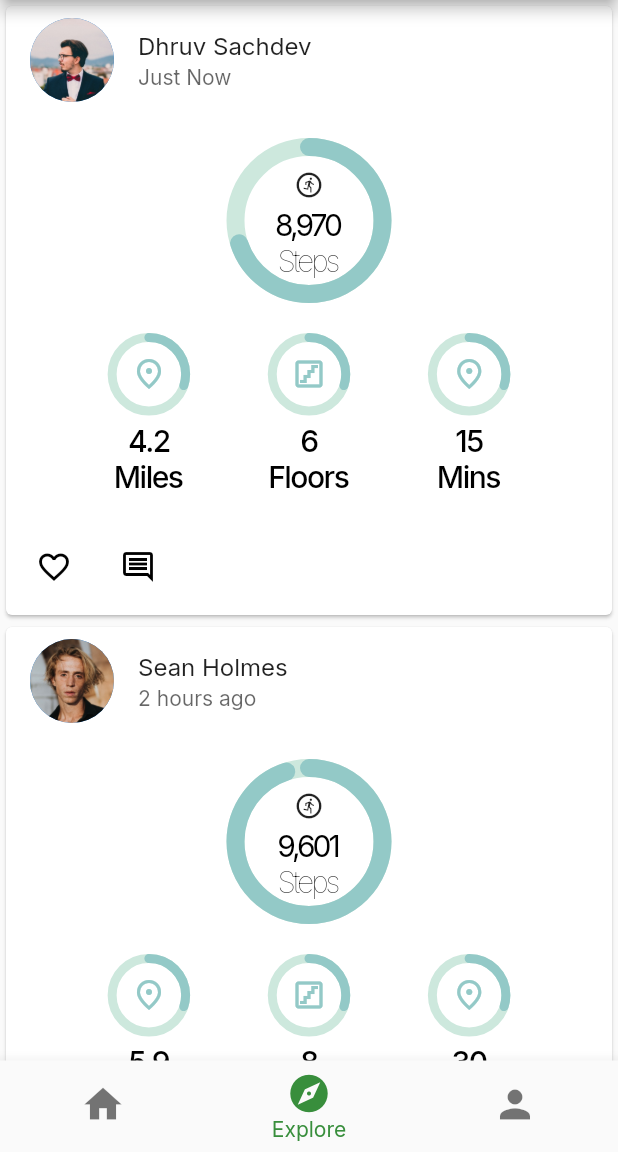
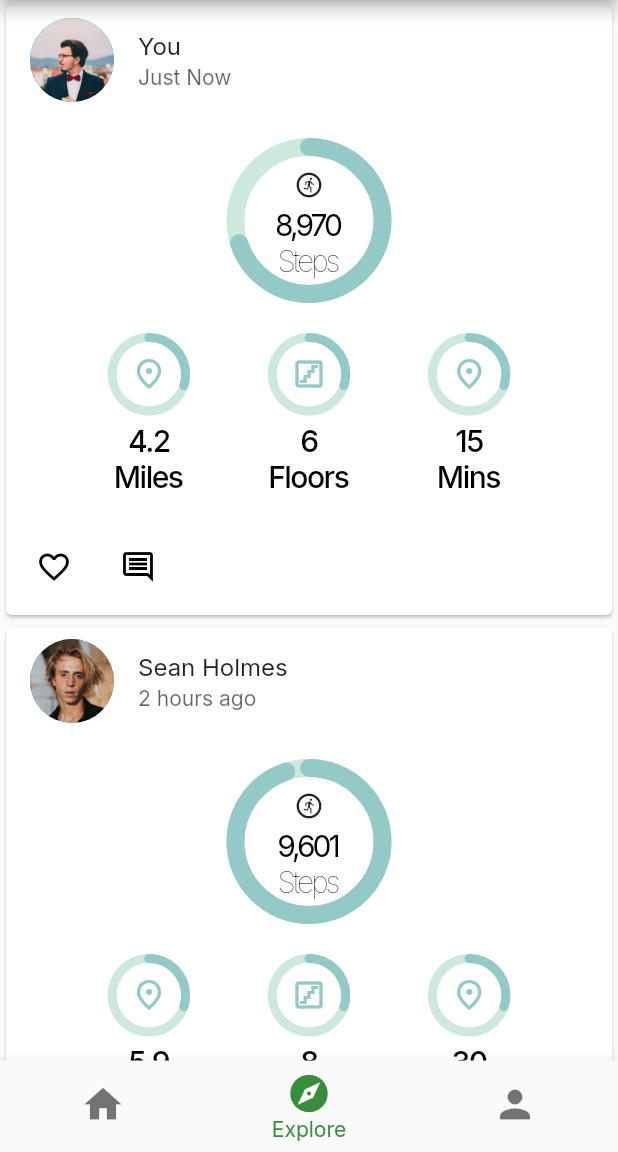
Before and after one commit to Dhruv-Sachdev1313/fitgram, a Flutter app: the ExplorePage screen opened by its route, on a phone screen of 412 x 824 dp, the part 84-1236 px from its top. Run offline on Flutter 3.47's test engine with Material 2 defaults, Android fonts, the light colour scheme and no system bars; drawn by our look-alikes of percent_indicator; our stand-ins replace carousel_slider, google_fonts; Roboto replaces fonts that are missing (inter).

Commit message:
explore changes
Signed-off-by: Dhruv-Sachdev1313 <dhruvhsachdev@gmail.com>

```diff
--- a/lib/screens/ExplorePage.dart
+++ b/lib/screens/ExplorePage.dart
@@ -83,7 +83,7 @@ class _ExplorePageState extends State<ExplorePage> {
                               backgroundImage:
                                   AssetImage('assets/images/friend_pic1.png'),
                             ),
-                    title: const Text('Dhruv Sachdev'),
+                    title: const Text('You'),
                     subtitle: Text(
                       'Just Now',
                       style: TextStyle(color: Colors.black.withOpacity(0.6)),
```
